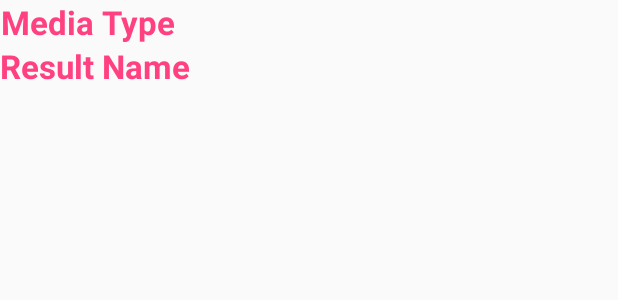
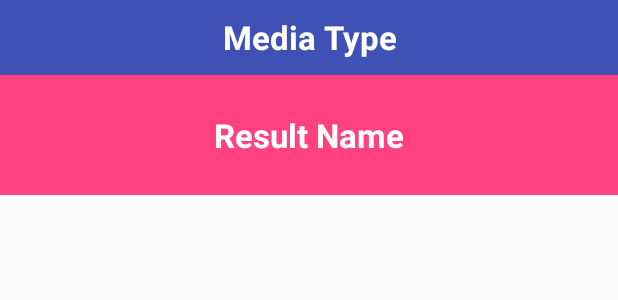
Before and after one commit to notgodzilla/TheMovieDb, an Android app: the layout single_result_layout.xml on its own in the app's theme, with its tools: preview values and no code run, on a phone screen of 412 x 824 dp. Shown: the top 300 px of the screen. Run offline under Robolectric (Android 15) with nearby library versions, the phone set to English and light mode, and no system bars; plain views replace SimpleDraweeView.

Commit message:
Layout formatting

```diff
--- a/app/src/main/res/layout/single_result_layout.xml
+++ b/app/src/main/res/layout/single_result_layout.xml
@@ -1,7 +1,8 @@
 <?xml version="1.0" encoding="utf-8"?>
 <android.support.constraint.ConstraintLayout xmlns:android="http://schemas.android.com/apk/res/android"
     android:layout_width="match_parent"
-    android:layout_height="match_parent"
+    android:layout_height="wrap_content"
+    android:orientation="vertical"
     xmlns:app="http://schemas.android.com/apk/res-auto"
     xmlns:fresco="http://schemas.android.com/tools">
 
@@ -18,25 +19,32 @@
         fresco:roundingBorderColor="@color/red"/>
 
     <TextView
+        android:gravity="center"
         android:id="@+id/media_type"
-        android:layout_width="wrap_content"
-        android:layout_height="wrap_content"
-        android:gravity="center"
+        android:layout_width="match_parent"
+        android:layout_height="50dp"
         android:text="Media Type"
+        app:layout_constraintEnd_toEndOf="parent"
+        app:layout_constraintStart_toStartOf="parent"
         android:textStyle="bold"
-        android:textColor="@color/colorAccent"
+        android:textColor="@color/resultTextColor"
+        android:background="@color/colorPrimary"
         android:textAppearance="?android:attr/textAppearanceLarge"
-        app:layout_constraintTop_toBottomOf="@id/fresco_view"/>
+        app:layout_constraintTop_toBottomOf="@id/fresco_view"
+        />
 
     <TextView
+        android:gravity="center"
         android:textAppearance="?android:attr/textAppearanceLarge"
         android:id="@+id/media_name_text_view"
-        android:layout_width="wrap_content"
-        android:layout_height="wrap_content"
-        android:gravity="center"
+        android:layout_width="match_parent"
+        android:layout_height="80dp"
         android:text="Result Name"
-        android:textColor="@color/colorAccent"
+        android:textColor="@color/resultTextColor"
+        android:background="@color/colorAccent"
         android:textStyle="bold"
-        app:layout_constraintTop_toBottomOf="@id/media_type" />
+        app:layout_constraintTop_toBottomOf="@id/media_type"
+        app:layout_constraintEnd_toEndOf="parent"
+        app:layout_constraintStart_toStartOf="parent"/>
 
 </android.support.constraint.ConstraintLayout>
--- a/app/src/main/res/values/colors.xml
+++ b/app/src/main/res/values/colors.xml
@@ -3,4 +3,5 @@
     <color name="colorPrimary">#3F51B5</color>
     <color name="colorPrimaryDark">#303F9F</color>
     <color name="colorAccent">#FF4081</color>
+    <color name="resultTextColor">#FFFFFF</color>
 </resources>
```
